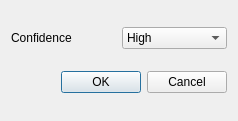
This is neurolabi/gui/dialogs/zflyemsynapseannotationdialog.ui in janelia-flyem/NeuTu as Qt 5 draws it before an edit. The edited form follows.
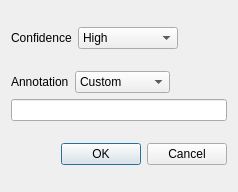
This is the edited form.

Commit message: add synapse annotation

Patch:
```diff
--- a/neurolabi/gui/dialogs/zflyemsynapseannotationdialog.ui
+++ b/neurolabi/gui/dialogs/zflyemsynapseannotationdialog.ui
@@ -7,13 +7,13 @@
     <x>0</x>
     <y>0</y>
     <width>238</width>
-    <height>121</height>
+    <height>192</height>
    </rect>
   </property>
   <property name="windowTitle">
    <string>Dialog</string>
   </property>
-  <layout class="QVBoxLayout" name="verticalLayout">
+  <layout class="QVBoxLayout" name="verticalLayout_2">
    <item>
     <layout class="QHBoxLayout" name="horizontalLayout">
      <item>
@@ -41,6 +41,69 @@
         </property>
        </item>
       </widget>
+     </item>
+     <item>
+      <spacer name="horizontalSpacer_2">
+       <property name="orientation">
+        <enum>Qt::Horizontal</enum>
+       </property>
+       <property name="sizeHint" stdset="0">
+        <size>
+         <width>40</width>
+         <height>20</height>
+        </size>
+       </property>
+      </spacer>
+     </item>
+    </layout>
+   </item>
+   <item>
+    <layout class="QVBoxLayout" name="verticalLayout">
+     <item>
+      <layout class="QHBoxLayout" name="horizontalLayout_2">
+       <item>
+        <widget class="QLabel" name="label_2">
+         <property name="text">
+          <string>Annotation</string>
+         </property>
+        </widget>
+       </item>
+       <item>
+        <widget class="QComboBox" name="annotComboBox">
+         <item>
+          <property name="text">
+           <string>Custom</string>
+          </property>
+         </item>
+         <item>
+          <property name="text">
+           <string>Multi</string>
+          </property>
+         </item>
+         <item>
+          <property name="text">
+           <string>Convergent</string>
+          </property>
+         </item>
+        </widget>
+       </item>
+       <item>
+        <spacer name="horizontalSpacer">
+         <property name="orientation">
+          <enum>Qt::Horizontal</enum>
+         </property>
+         <property name="sizeHint" stdset="0">
+          <size>
+           <width>40</width>
+           <height>20</height>
+          </size>
+         </property>
+        </spacer>
+       </item>
+      </layout>
+     </item>
+     <item>
+      <widget class="QLineEdit" name="annotLineEdit"/>
      </item>
     </layout>
    </item>
```
Left out of the diff: 2 changed lines with no effect on the pictures. The commit also changes 8 other files.
